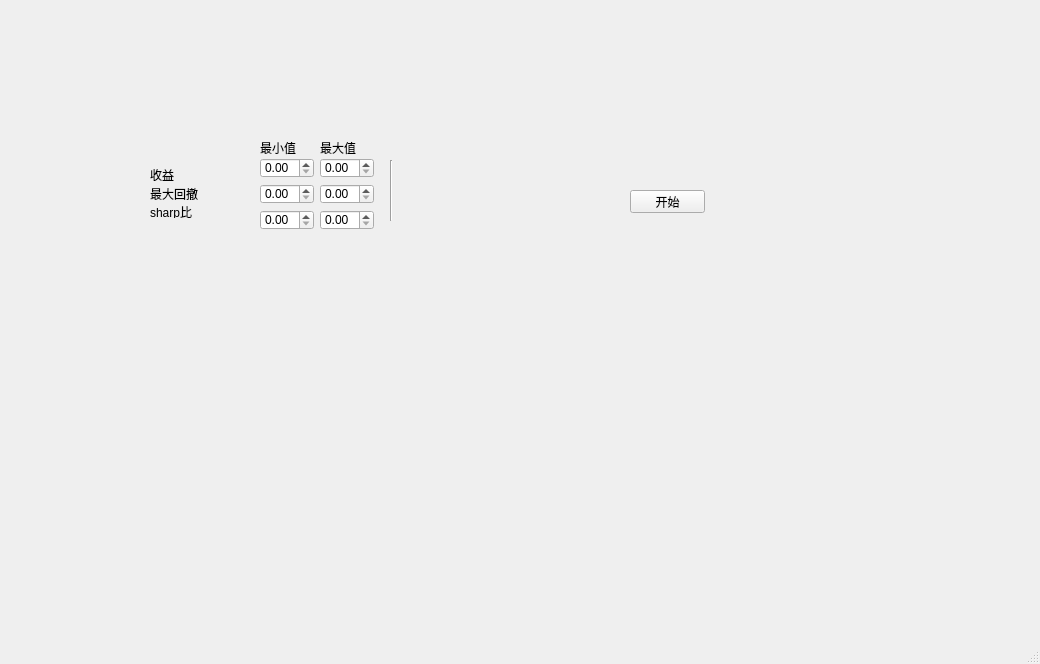
This is radartest/mainwindow.ui in liuli-liekkas/auto_test as Qt 5 draws it before an edit. The edited form follows.
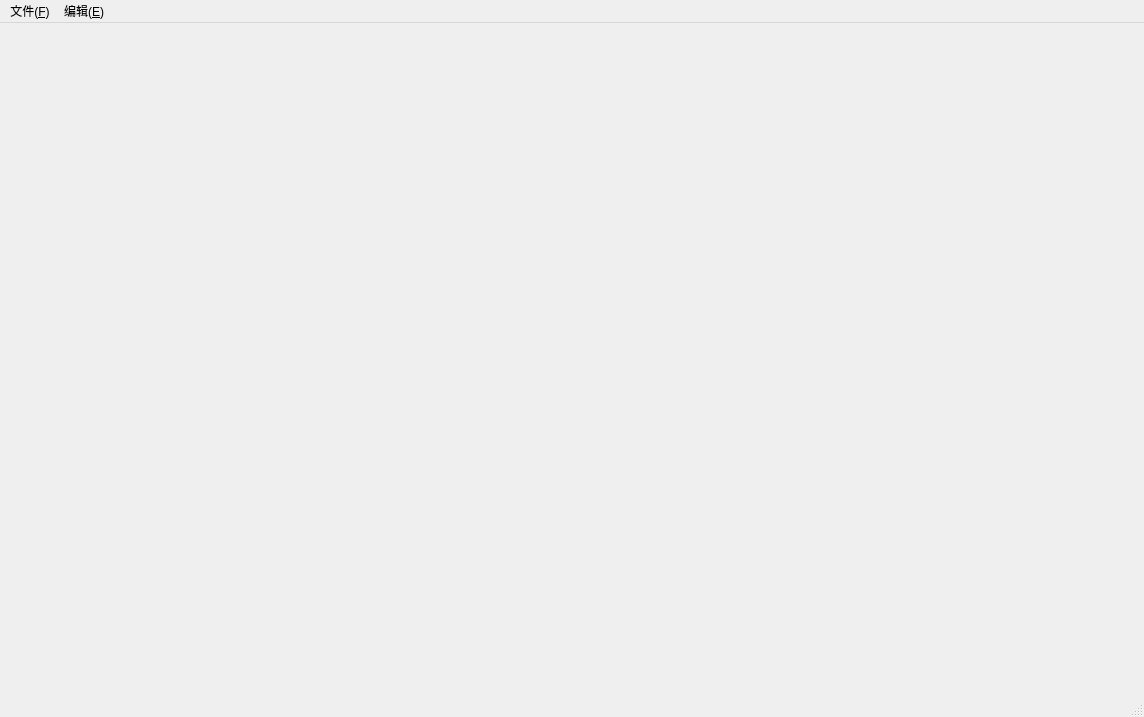
This is the edited form.

Patch:
```diff
--- a/radartest/mainwindow.ui
+++ b/radartest/mainwindow.ui
@@ -6,8 +6,8 @@
    <rect>
     <x>0</x>
     <y>0</y>
-    <width>1040</width>
-    <height>664</height>
+    <width>1144</width>
+    <height>717</height>
    </rect>
   </property>
   <property name="sizePolicy">
@@ -19,196 +19,28 @@
   <property name="windowTitle">
    <string>MainWindow</string>
   </property>
-  <widget class="QWidget" name="centralwidget">
-   <widget class="QDoubleSpinBox" name="doubleSpinBox">
-    <property name="geometry">
-     <rect>
-      <x>320</x>
-      <y>158</y>
-      <width>54</width>
-      <height>20</height>
-     </rect>
-    </property>
-   </widget>
-   <widget class="QDoubleSpinBox" name="doubleSpinBox_2">
-    <property name="geometry">
-     <rect>
-      <x>320</x>
-      <y>184</y>
-      <width>54</width>
-      <height>20</height>
-     </rect>
-    </property>
-   </widget>
-   <widget class="QDoubleSpinBox" name="doubleSpinBox_3">
-    <property name="geometry">
-     <rect>
-      <x>320</x>
-      <y>210</y>
-      <width>54</width>
-      <height>20</height>
-     </rect>
-    </property>
-   </widget>
-   <widget class="QDoubleSpinBox" name="doubleSpinBox_4">
-    <property name="geometry">
-     <rect>
-      <x>260</x>
-      <y>210</y>
-      <width>54</width>
-      <height>20</height>
-     </rect>
-    </property>
-   </widget>
-   <widget class="QDoubleSpinBox" name="doubleSpinBox_5">
-    <property name="geometry">
-     <rect>
-      <x>260</x>
-      <y>158</y>
-      <width>54</width>
-      <height>20</height>
-     </rect>
-    </property>
-   </widget>
-   <widget class="QDoubleSpinBox" name="doubleSpinBox_6">
-    <property name="geometry">
-     <rect>
-      <x>260</x>
-      <y>184</y>
-      <width>54</width>
-      <height>20</height>
-     </rect>
-    </property>
-   </widget>
-   <widget class="QLabel" name="label">
-    <property name="geometry">
-     <rect>
-      <x>260</x>
-      <y>140</y>
-      <width>36</width>
-      <height>16</height>
-     </rect>
-    </property>
-    <property name="sizePolicy">
-     <sizepolicy hsizetype="Fixed" vsizetype="Fixed">
-      <horstretch>0</horstretch>
-      <verstretch>0</verstretch>
-     </sizepolicy>
-    </property>
-    <property name="text">
-     <string>最小值</string>
-    </property>
-   </widget>
-   <widget class="QLabel" name="label_2">
-    <property name="geometry">
-     <rect>
-      <x>320</x>
-      <y>140</y>
-      <width>36</width>
-      <height>16</height>
-     </rect>
-    </property>
-    <property name="sizePolicy">
-     <sizepolicy hsizetype="Fixed" vsizetype="Fixed">
-      <horstretch>0</horstretch>
-      <verstretch>0</verstretch>
-     </sizepolicy>
-    </property>
-    <property name="text">
-     <string>最大值</string>
-    </property>
-   </widget>
-   <widget class="QPushButton" name="pushButton">
-    <property name="geometry">
-     <rect>
-      <x>630</x>
-      <y>190</y>
-      <width>75</width>
-      <height>23</height>
-     </rect>
-    </property>
-    <property name="sizePolicy">
-     <sizepolicy hsizetype="Fixed" vsizetype="Fixed">
-      <horstretch>20</horstretch>
-      <verstretch>0</verstretch>
-     </sizepolicy>
-    </property>
-    <property name="minimumSize">
-     <size>
-      <width>0</width>
-      <height>0</height>
-     </size>
-    </property>
-    <property name="text">
-     <string>开始</string>
-    </property>
-   </widget>
-   <widget class="Line" name="line">
-    <property name="geometry">
-     <rect>
-      <x>390</x>
-      <y>160</y>
-      <width>3</width>
-      <height>61</height>
-     </rect>
-    </property>
-    <property name="orientation">
-     <enum>Qt::Vertical</enum>
-    </property>
-   </widget>
-   <widget class="QWidget" name="">
-    <property name="geometry">
-     <rect>
-      <x>150</x>
-      <y>150</y>
-      <width>50</width>
-      <height>68</height>
-     </rect>
-    </property>
-    <layout class="QVBoxLayout" name="verticalLayout">
-     <item>
-      <widget class="QLabel" name="label_6">
-       <property name="text">
-        <string/>
-       </property>
-      </widget>
-     </item>
-     <item>
-      <widget class="QLabel" name="label_3">
-       <property name="text">
-        <string>收益</string>
-       </property>
-      </widget>
-     </item>
-     <item>
-      <widget class="QLabel" name="label_4">
-       <property name="text">
-        <string>最大回撤</string>
-       </property>
-      </widget>
-     </item>
-     <item>
-      <widget class="QLabel" name="label_5">
-       <property name="text">
-        <string>sharp比</string>
-       </property>
-       <property name="buddy">
-        <cstring>doubleSpinBox_4</cstring>
-       </property>
-      </widget>
-     </item>
-    </layout>
-   </widget>
-  </widget>
+  <widget class="QWidget" name="centralwidget"/>
   <widget class="QMenuBar" name="menubar">
    <property name="geometry">
     <rect>
      <x>0</x>
      <y>0</y>
-     <width>1040</width>
+     <width>1144</width>
      <height>23</height>
     </rect>
    </property>
+   <widget class="QMenu" name="menu_F">
+    <property name="title">
+     <string>文件(&amp;F)</string>
+    </property>
+   </widget>
+   <widget class="QMenu" name="menu_E">
+    <property name="title">
+     <string>编辑(&amp;E)</string>
+    </property>
+   </widget>
+   <addaction name="menu_F"/>
+   <addaction name="menu_E"/>
   </widget>
   <widget class="QStatusBar" name="statusbar"/>
  </widget>
```
